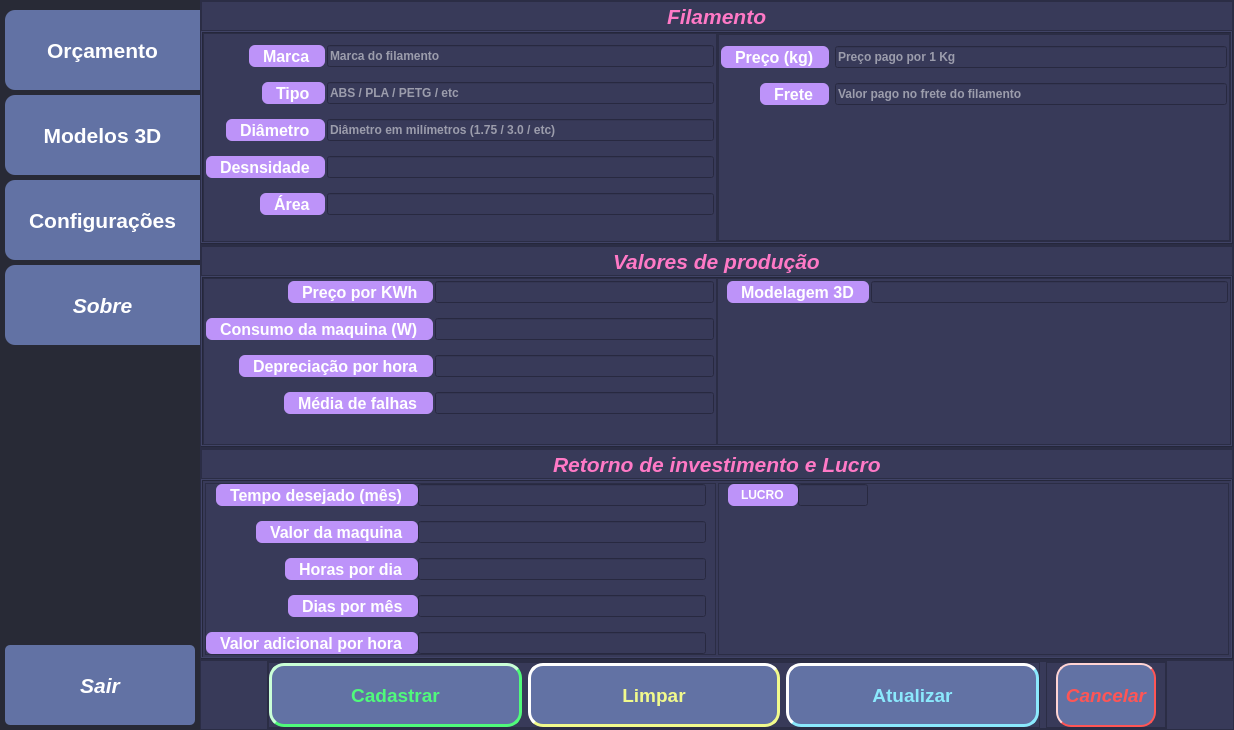
The window that main.ui (RobertooMota/orcamento_3d_print) describes before a commit, drawn with Qt 5.
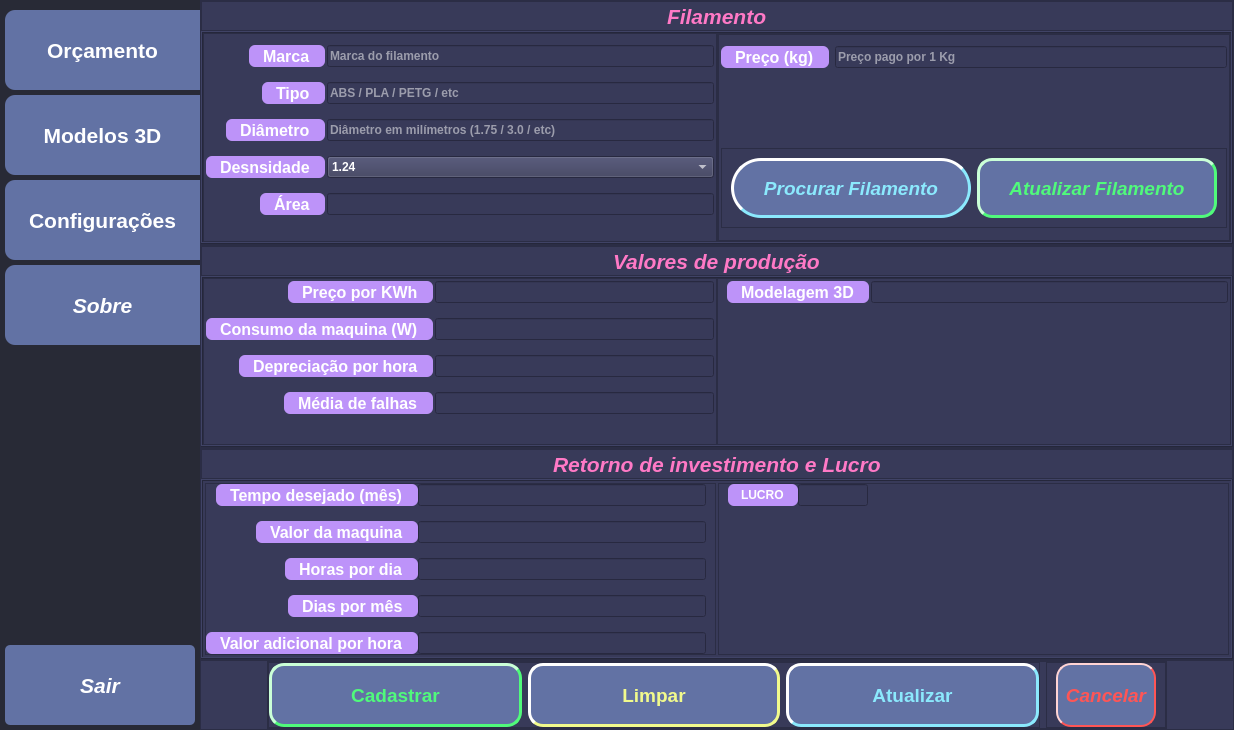
The same window after the commit. The open tabs and pages were chosen to show the change. Icons and pictures are not drawn.

Diff of the .ui file:
```diff
--- a/main.ui
+++ b/main.ui
@@ -448,7 +448,7 @@
              <number>0</number>
             </property>
             <property name="currentIndex">
-             <number>0</number>
+             <number>3</number>
             </property>
             <widget class="QWidget" name="pg_home">
              <layout class="QVBoxLayout" name="verticalLayout_4">
@@ -785,7 +785,7 @@
                           </widget>
                          </item>
                          <item row="0" column="1">
-                          <widget class="QLineEdit" name="lineEdit">
+                          <widget class="QLineEdit" name="txt_MarcaFilamento">
                            <property name="styleSheet">
                             <string notr="true">color:white;
 </string>
@@ -818,7 +818,7 @@
                           </widget>
                          </item>
                          <item row="1" column="1">
-                          <widget class="QLineEdit" name="lineEdit_2">
+                          <widget class="QLineEdit" name="txt_TipoFilamento">
                            <property name="placeholderText">
                             <string>ABS / PLA / PETG / etc</string>
                            </property>
@@ -847,7 +847,7 @@
                           </widget>
                          </item>
                          <item row="2" column="1">
-                          <widget class="QLineEdit" name="lineEdit_3">
+                          <widget class="QLineEdit" name="txt_DiametroFilamento">
                            <property name="placeholderText">
                             <string>Diâmetro em milímetros (1.75 / 3.0 / etc)</string>
                            </property>
@@ -875,13 +875,6 @@
                            </property>
                           </widget>
                          </item>
-                         <item row="4" column="1">
-                          <widget class="QLineEdit" name="lineEdit_5">
-                           <property name="readOnly">
-                            <bool>true</bool>
-                           </property>
-                          </widget>
-                         </item>
                          <item row="4" column="0">
                           <widget class="QLabel" name="label_5">
                            <property name="font">
@@ -904,14 +897,34 @@
                            </property>
                           </widget>
                          </item>
-                         <item row="3" column="1">
-                          <widget class="QLineEdit" name="lineEdit_6">
+                         <item row="4" column="1">
+                          <widget class="QLineEdit" name="txt_AreaFilamento">
                            <property name="readOnly">
                             <bool>true</bool>
                            </property>
-                           <property name="placeholderText">
-                            <string/>
+                          </widget>
+                         </item>
+                         <item row="3" column="1">
+                          <widget class="QComboBox" name="cb_densidade">
+                           <property name="font">
+                            <font>
+                             <bold>true</bold>
+                            </font>
                            </property>
+                           <property name="styleSheet">
+                            <string notr="true">color:white;
+</string>
+                           </property>
+                           <item>
+                            <property name="text">
+                             <string>1.24</string>
+                            </property>
+                           </item>
+                           <item>
+                            <property name="text">
+                             <string>1.04</string>
+                            </property>
+                           </item>
                           </widget>
                          </item>
                         </layout>
@@ -1019,43 +1032,140 @@
                              </widget>
                             </item>
                             <item row="0" column="1">
-                             <widget class="QLineEdit" name="lineEdit_4">
+                             <widget class="QLineEdit" name="txt_ValorKG">
                               <property name="placeholderText">
                                <string>Preço pago por 1 Kg</string>
                               </property>
                              </widget>
                             </item>
-                            <item row="1" column="0">
-                             <widget class="QLabel" name="label_9">
-                              <property name="font">
-                               <font>
-                                <pointsize>12</pointsize>
-                                <bold>true</bold>
-                               </font>
-                              </property>
-                              <property name="styleSheet">
-                               <string notr="true">background-color:#bd93f9;
-border: 0px solid;
-border-radius:6px;
-padding-right:10px;
-padding-left:10px;
-color:white;
-</string>
-                              </property>
-                              <property name="text">
-                               <string>Frete</string>
-                              </property>
-                             </widget>
-                            </item>
-                            <item row="1" column="1">
-                             <widget class="QLineEdit" name="lineEdit_7">
-                              <property name="placeholderText">
-                               <string>Valor pago no frete do filamento</string>
-                              </property>
-                             </widget>
-                            </item>
                            </layout>
                           </item>
+                          <item alignment="Qt::AlignVCenter">
+                           <widget class="QFrame" name="frame_17">
+                            <property name="sizePolicy">
+                             <sizepolicy hsizetype="Expanding" vsizetype="Expanding">
+                              <horstretch>0</horstretch>
+                              <verstretch>0</verstretch>
+                             </sizepolicy>
+                            </property>
+                            <property name="minimumSize">
+                             <size>
+                              <width>300</width>
+                              <height>0</height>
+                             </size>
+                            </property>
+                            <property name="frameShape">
+                             <enum>QFrame::StyledPanel</enum>
+                            </property>
+                            <property name="frameShadow">
+                             <enum>QFrame::Raised</enum>
+                            </property>
+                            <layout class="QHBoxLayout" name="horizontalLayout_14">
+                             <item>
+                              <widget class="QPushButton" name="btn_ProcurarFilamento">
+                               <property name="minimumSize">
+                                <size>
+                                 <width>0</width>
+                                 <height>60</height>
+                                </size>
+                               </property>
+                               <property name="maximumSize">
+                                <size>
+                                 <width>300</width>
+                                 <height>16777215</height>
+                                </size>
+                               </property>
+                               <property name="font">
+                                <font>
+                                 <pointsize>14</pointsize>
+                                 <italic>true</italic>
+                                 <bold>true</bold>
+                                </font>
+                               </property>
+                               <property name="styleSheet">
+                                <string notr="true">QPushButton{
+border:3px solid #8be9fd;
+border-radius: 30px;
+border-style: outset;
+
+background-color:#6272a4;
+color:#8be9fd;
+}
+QPushButton:hover{
+border:3px solid #8be9fd;
+border-radius: 30px;
+border-style: outset;
+
+background-color:#8be9fd;;
+color:#6272a4;
+}
+QPushButton:Pressed{
+border:3px solid #8be9fd;
+border-radius: 30px;
+border-style: inset;
+
+background-color:#8be9fd;;
+color:#6272a4;
+}
+</string>
+                               </property>
+                               <property name="text">
+                                <string>Procurar Filamento</string>
+                               </property>
+                              </widget>
+                             </item>
+                             <item>
+                              <widget class="QPushButton" name="btn_AtualizarFilamento">
+                               <property name="minimumSize">
+                                <size>
+                                 <width>0</width>
+                                 <height>60</height>
+                                </size>
+                               </property>
+                               <property name="font">
+                                <font>
+                                 <pointsize>14</pointsize>
+                                 <italic>true</italic>
+                                 <bold>true</bold>
+                                </font>
+                               </property>
+                               <property name="styleSheet">
+                                <string notr="true">QPushButton{
+border:3px solid #50fa7b ;
+border-radius: 15px;
+border-style:outset;
+
+color:#50fa7b;
+background-color:#6272a4;
+}
+
+QPushButton:hover{
+border:3px solid #50fa7b ;
+border-radius: 15px;
+border-style:outset;
+
+color:#6272a4;
+background-color:#50fa7b;
+}
+
+QPushButton:Pressed{
+border:3px solid #50fa7b ;
+border-radius: 15px;
+
+border-style:inset;
+
+color:#6272a4;
+background-color:#50fa6b;
+}</string>
+                               </property>
+                               <property name="text">
+                                <string>Atualizar Filamento</string>
+                               </property>
+                              </widget>
+                             </item>
+                            </layout>
+                           </widget>
+                          </item>
                          </layout>
                         </widget>
                        </item>
@@ -1314,16 +1424,16 @@
                           </widget>
                          </item>
                          <item row="0" column="1">
-                          <widget class="QLineEdit" name="lineEdit_8"/>
+                          <widget class="QLineEdit" name="txt_KWh"/>
                          </item>
                          <item row="1" column="1">
-                          <widget class="QLineEdit" name="lineEdit_9"/>
+                          <widget class="QLineEdit" name="txt_PotenciaImpressora"/>
                          </item>
                          <item row="2" column="1">
-                          <widget class="QLineEdit" name="lineEdit_10"/>
+                          <widget class="QLineEdit" name="txt_Depreciacao"/>
                          </item>
                          <item row="3" column="1">
-                          <widget class="QLineEdit" name="lineEdit_11"/>
+                          <widget class="QLineEdit" name="txt_MediaFalhas"/>
                          </item>
                         </layout>
                        </item>
@@ -1370,7 +1480,7 @@
                           </widget>
                          </item>
                          <item row="0" column="1">
-                          <widget class="QLineEdit" name="lineEdit_12"/>
+                          <widget class="QLineEdit" name="txt_Modelagem"/>
                          </item>
                         </layout>
                        </item>
@@ -1611,19 +1721,19 @@
                           </widget>
                          </item>
                          <item row="0" column="1">
-                          <widget class="QLineEdit" name="lineEdit_13"/>
+                          <widget class="QLineEdit" name="txt_TempoRetorno"/>
                          </item>
                          <item row="1" column="1">
-                          <widget class="QLineEdit" name="lineEdit_14"/>
+                          <widget class="QLineEdit" name="txt_ValorImpressora"/>
                          </item>
                          <item row="2" column="1">
-                          <widget class="QLineEdit" name="lineEdit_15"/>
+                          <widget class="QLineEdit" name="txt_HorasDia"/>
                          </item>
                          <item row="3" column="1">
-                          <widget class="QLineEdit" name="lineEdit_16"/>
+                          <widget class="QLineEdit" name="txt_DiasMes"/>
                          </item>
                          <item row="4" column="1">
-                          <widget class="QLineEdit" name="lineEdit_17"/>
+                          <widget class="QLineEdit" name="txt_ValorAdicionalHora"/>
                          </item>
                         </layout>
                        </item>
@@ -1667,7 +1777,7 @@
                           </widget>
                          </item>
                          <item row="0" column="1">
-                          <widget class="QLineEdit" name="lineEdit_18">
+                          <widget class="QLineEdit" name="txt_Lucro">
                            <property name="maximumSize">
                             <size>
                              <width>70</width>
@@ -1766,7 +1876,7 @@
                         <number>0</number>
                        </property>
                        <item>
-                        <widget class="QPushButton" name="pushButton">
+                        <widget class="QPushButton" name="btn_Cadastrar">
                          <property name="sizePolicy">
                           <sizepolicy hsizetype="Minimum" vsizetype="Expanding">
                            <horstretch>0</horstretch>
@@ -1814,7 +1924,7 @@
                         </widget>
                        </item>
                        <item>
-                        <widget class="QPushButton" name="pushButton_2">
+                        <widget class="QPushButton" name="btn_Limpar">
                          <property name="sizePolicy">
                           <sizepolicy hsizetype="Minimum" vsizetype="Expanding">
                            <horstretch>0</horstretch>
@@ -1857,7 +1967,7 @@
                         </widget>
                        </item>
                        <item>
-                        <widget class="QPushButton" name="pushButton_3">
+                        <widget class="QPushButton" name="btn_Atualizar">
                          <property name="sizePolicy">
                           <sizepolicy hsizetype="Minimum" vsizetype="Expanding">
                            <horstretch>0</horstretch>
```
